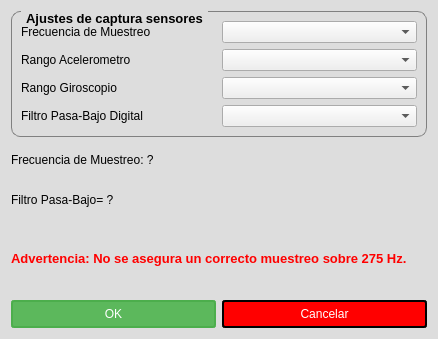
hectorda/Bio-Feedback, file ajustessensores.ui: the form before one commit.
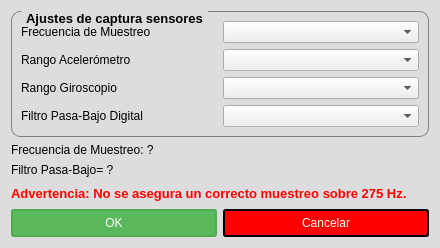
The form after the commit. Icons and pictures are not drawn.

```diff
--- a/ajustessensores.ui
+++ b/ajustessensores.ui
@@ -6,8 +6,8 @@
    <rect>
     <x>0</x>
     <y>0</y>
-    <width>438</width>
-    <height>339</height>
+    <width>440</width>
+    <height>248</height>
    </rect>
   </property>
   <property name="windowTitle">
@@ -62,7 +62,7 @@
       <item row="2" column="0">
        <widget class="QLabel" name="labelRangoAcelerometro">
         <property name="text">
-         <string>Rango Acelerometro</string>
+         <string>Rango Acelerómetro</string>
         </property>
        </widget>
       </item>
```
